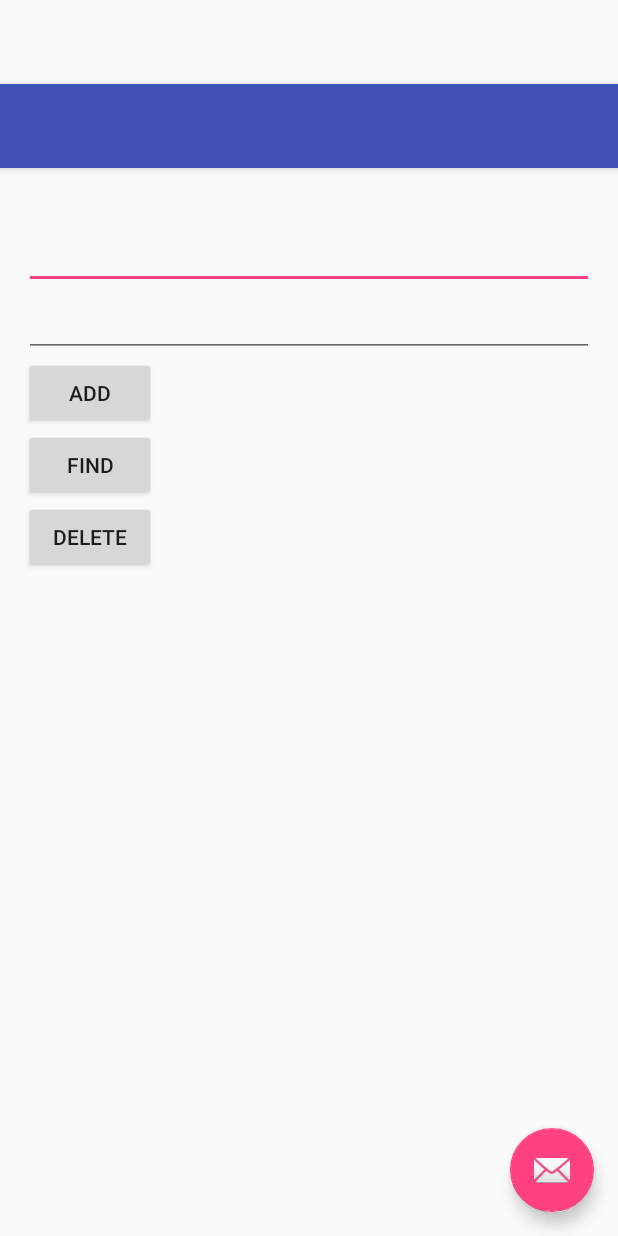
After one commit to mgasque/smartfridge, an Android app: the layout activity_database_test.xml on its own in the app's theme, with its tools: preview values and no code run, on a phone screen of 412 x 824 dp. The commit adds this screen. Run offline under Robolectric (Android 15) with nearby library versions, the light colour scheme and no system bars.

Commit message:
début BDD test

```diff
--- a/SmartFridge2/app/src/main/AndroidManifest.xml
+++ b/SmartFridge2/app/src/main/AndroidManifest.xml
@@ -18,6 +18,10 @@
                 <category android:name="android.intent.category.LAUNCHER" />
             </intent-filter>
         </activity>
+        <activity
+            android:name=".database.DatabaseTestActivity"
+            android:label="@string/title_activity_database_test"
+            android:theme="@style/AppTheme.NoActionBar"></activity>
     </application>
 
 </manifest>
--- a/SmartFridge2/app/src/main/java/com/group2/smartfridge/smartfridge/MainActivity.java
+++ b/SmartFridge2/app/src/main/java/com/group2/smartfridge/smartfridge/MainActivity.java
@@ -1,5 +1,6 @@
 package com.group2.smartfridge.smartfridge;
 
+import android.content.Intent;
 import android.os.Bundle;
 import android.support.design.widget.FloatingActionButton;
 import android.support.design.widget.Snackbar;
@@ -12,6 +13,8 @@ import android.support.v7.app.AppCompatActivity;
 import android.support.v7.widget.Toolbar;
 import android.view.Menu;
 import android.view.MenuItem;
+
+import com.group2.smartfridge.smartfridge.database.DatabaseTestActivity;
 
 public class MainActivity extends AppCompatActivity
         implements NavigationView.OnNavigationItemSelectedListener {
@@ -84,6 +87,9 @@ public class MainActivity extends AppCompatActivity
             // Handle the camera action
         } else if (id == R.id.nav_gallery) {
 
+            Intent intent = new Intent(this, DatabaseTestActivity.class);
+            startActivity(intent);
+
         } else if (id == R.id.nav_slideshow) {
 
         } else if (id == R.id.nav_manage) {
--- /dev/null
+++ b/SmartFridge2/app/src/main/res/layout/activity_database_test.xml
@@ -0,0 +1,34 @@
+<?xml version="1.0" encoding="utf-8"?>
+<android.support.design.widget.CoordinatorLayout xmlns:android="http://schemas.android.com/apk/res/android"
+    xmlns:app="http://schemas.android.com/apk/res-auto"
+    xmlns:tools="http://schemas.android.com/tools"
+    android:layout_width="match_parent"
+    android:layout_height="match_parent"
+    android:fitsSystemWindows="true"
+    tools:context="com.group2.smartfridge.smartfridge.database.DatabaseTestActivity">
+
+    <android.support.design.widget.AppBarLayout
+        android:layout_width="match_parent"
+        android:layout_height="wrap_content"
+        android:theme="@style/AppTheme.AppBarOverlay">
+
+        <android.support.v7.widget.Toolbar
+            android:id="@+id/toolbar"
+            android:layout_width="match_parent"
+            android:layout_height="?attr/actionBarSize"
+            android:background="?attr/colorPrimary"
+            app:popupTheme="@style/AppTheme.PopupOverlay" />
+
+    </android.support.design.widget.AppBarLayout>
+
+    <include layout="@layout/content_database_test" />
+
+    <android.support.design.widget.FloatingActionButton
+        android:id="@+id/fab"
+        android:layout_width="wrap_content"
+        android:layout_height="wrap_content"
+        android:layout_gravity="bottom|end"
+        android:layout_margin="@dimen/fab_margin"
+        android:src="@android:drawable/ic_dialog_email" />
+
+</android.support.design.widget.CoordinatorLayout>
--- /dev/null
+++ b/SmartFridge2/app/src/main/res/layout/content_database_test.xml
@@ -0,0 +1,55 @@
+<?xml version="1.0" encoding="utf-8"?>
+<LinearLayout xmlns:android="http://schemas.android.com/apk/res/android"
+    xmlns:app="http://schemas.android.com/apk/res-auto"
+    xmlns:tools="http://schemas.android.com/tools"
+    android:layout_width="match_parent"
+    android:layout_height="match_parent"
+    android:paddingBottom="@dimen/activity_vertical_margin"
+    android:paddingLeft="@dimen/activity_horizontal_margin"
+    android:paddingRight="@dimen/activity_horizontal_margin"
+    android:paddingTop="@dimen/activity_vertical_margin"
+    android:orientation="vertical"
+    app:layout_behavior="@string/appbar_scrolling_view_behavior"
+    tools:context="com.group2.smartfridge.smartfridge.database.DatabaseTestActivity"
+    tools:showIn="@layout/activity_database_test">
+
+    <TextView
+        android:layout_width="match_parent"
+        android:layout_height="wrap_content"
+        android:id="@+id/productID"/>
+
+    <EditText
+        android:layout_width="match_parent"
+        android:layout_height="wrap_content"
+        android:id="@+id/productName"/>
+
+    <EditText
+        android:layout_width="match_parent"
+        android:layout_height="wrap_content"
+        android:id="@+id/productQuantity"/>
+
+
+
+    <Button
+        android:layout_width="wrap_content"
+        android:layout_height="wrap_content"
+        android:text="add"
+        android:id="@+id/button"
+        android:onClick="newProduct" />
+
+    <Button
+        android:layout_width="wrap_content"
+        android:layout_height="wrap_content"
+        android:text="find"
+        android:id="@+id/button2"
+        android:onClick="lookupProduct" />
+
+    <Button
+        android:layout_width="wrap_content"
+        android:layout_height="wrap_content"
+        android:text="delete"
+        android:id="@+id/button3"
+        android:onClick="removeProduct" />
+
+
+</LinearLayout>
```
Also changed, not shown: SmartFridge2/app/src/main/java/com/group2/smartfridge/smartfridge/database/DatabaseTestActivity.java (added, +88 -0 lines), SmartFridge2/app/src/main/java/com/group2/smartfridge/smartfridge/database/MyDBHandler.java (added, +101 -0 lines), SmartFridge2/app/src/main/java/com/group2/smartfridge/smartfridge/database/Product.java (added, +50 -0 lines).
